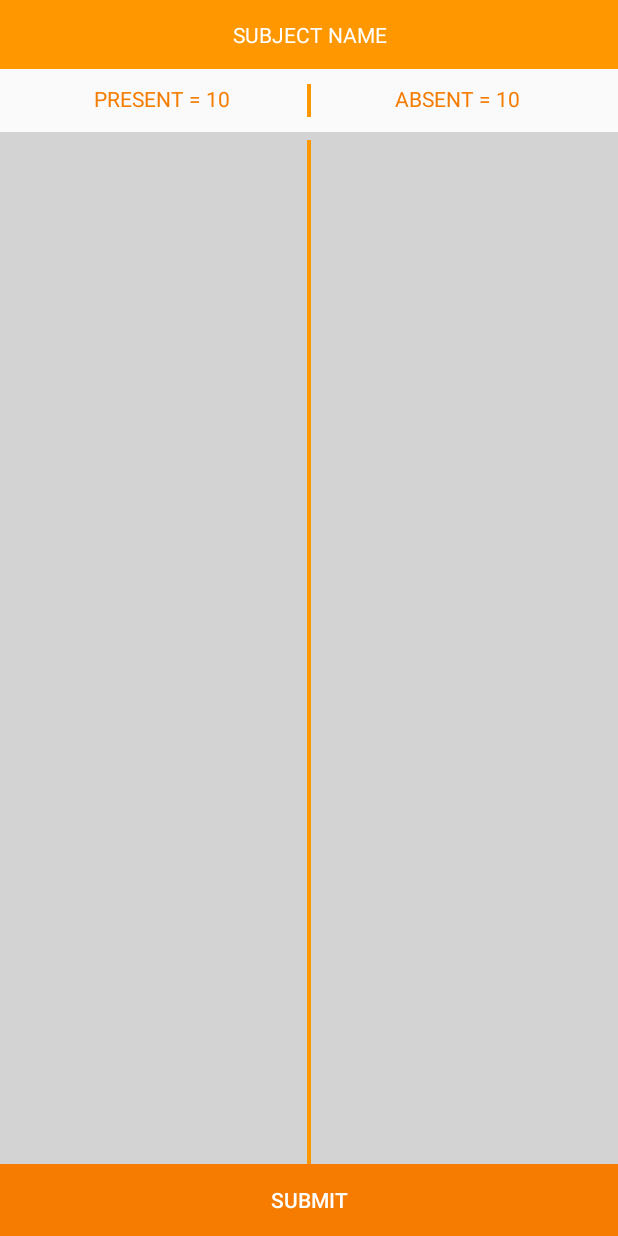
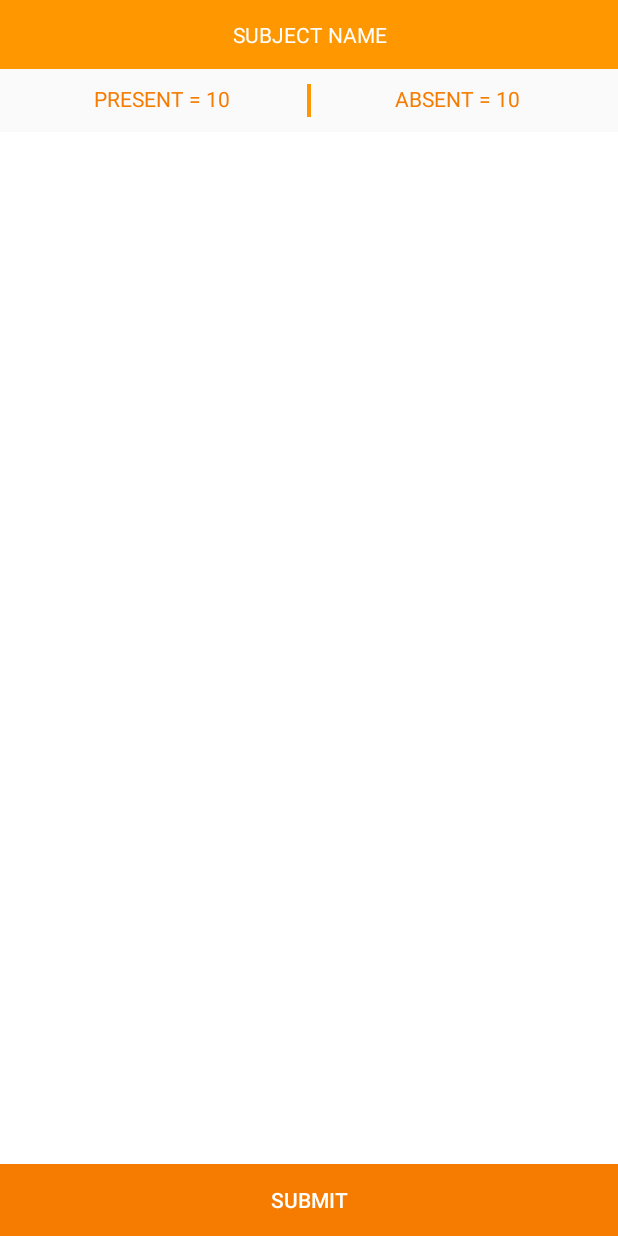
Before and after one commit to bharath-koteswarao/ACS, an Android app: the layout activity_sub1.xml on its own in the app's theme, with its tools: preview values and no code run, on a phone screen of 412 x 824 dp. Run offline under Robolectric (Android 15) with nearby library versions, the phone set to English and light mode, and no system bars.

Commit message:
Big change

```diff
--- a/app/src/main/java/bk/acs/RecyclerView/MyAdapter.java
+++ b/app/src/main/java/bk/acs/RecyclerView/MyAdapter.java
@@ -12,6 +12,7 @@ import android.widget.Toast;
 
 import java.util.List;
 
+import bk.acs.MainActivity;
 import bk.acs.R;
 import bk.acs.SubActivity1;
 
@@ -62,9 +63,7 @@ public class MyAdapter extends RecyclerView.Adapter<MyAdapter.Holder>{
 
         @Override
         public void onClick(View view) {
-            Intent intent=new Intent(c,SubActivity1.class);
-            intent.putExtra("tv",subjectName.getText());
-            c.startActivity(intent);
+            ((MainActivity)c).fetchDataForSub(subjectName.getText().toString());
         }
     }
 
--- a/app/src/main/res/layout/activity_sub1.xml
+++ b/app/src/main/res/layout/activity_sub1.xml
@@ -62,7 +62,7 @@
         android:layout_width="match_parent"
         android:layout_height="match_parent"
         android:layout_weight="0.8"
-        android:background="#d3d3d3"
+        android:background="#ffffff"
         android:gravity="center"
         android:orientation="horizontal"
         android:paddingLeft="5dp"
@@ -73,20 +73,7 @@
             android:id="@+id/recview2"
             android:layout_width="match_parent"
             android:layout_height="match_parent"
-            android:layout_weight="0.5"></android.support.v7.widget.RecyclerView>
-
-        <TextView
-            android:layout_width="wrap_content"
-            android:layout_height="match_parent"
-            android:background="@color/colorPrimary"
-            android:padding="1dp" />
-
-        <android.support.v7.widget.RecyclerView
-            android:id="@+id/recview3"
-            android:layout_width="match_parent"
-            android:layout_height="match_parent"
-            android:layout_weight="0.5">
-
+            android:layout_weight="1">
         </android.support.v7.widget.RecyclerView>
     </LinearLayout>
 
--- a/app/src/main/res/layout/fragment_navigation_drawer.xml
+++ b/app/src/main/res/layout/fragment_navigation_drawer.xml
@@ -155,7 +155,7 @@
             android:layout_weight="0.8"
             android:gravity="left|center"
             android:paddingLeft="20dp"
-            android:text="RATE APP"
+            android:text="VIEW DETAILS"
             android:textColor="@color/colorAccent"
             android:textSize="15dp" />
     </LinearLayout>
--- a/app/src/main/res/layout/students_li.xml
+++ b/app/src/main/res/layout/students_li.xml
@@ -1,6 +1,6 @@
 <?xml version="1.0" encoding="utf-8"?>
 <LinearLayout xmlns:android="http://schemas.android.com/apk/res/android"
-    android:layout_width="match_parent"
+    android:layout_width="wrap_content"
     android:layout_height="wrap_content"
     android:orientation="vertical">
 
```
Also changed, not shown: app/src/main/java/bk/acs/MainActivity.java (+6 -2 lines), app/src/main/java/bk/acs/Rate.java (+8 -1 lines), app/src/main/java/bk/acs/RecyclerView2/Data2.java (+17 -3 lines), app/src/main/java/bk/acs/RecyclerView2/MyAdapter2.java (+8 -3 lines), app/src/main/java/bk/acs/SubActivity1.java (+34 -25 lines).
